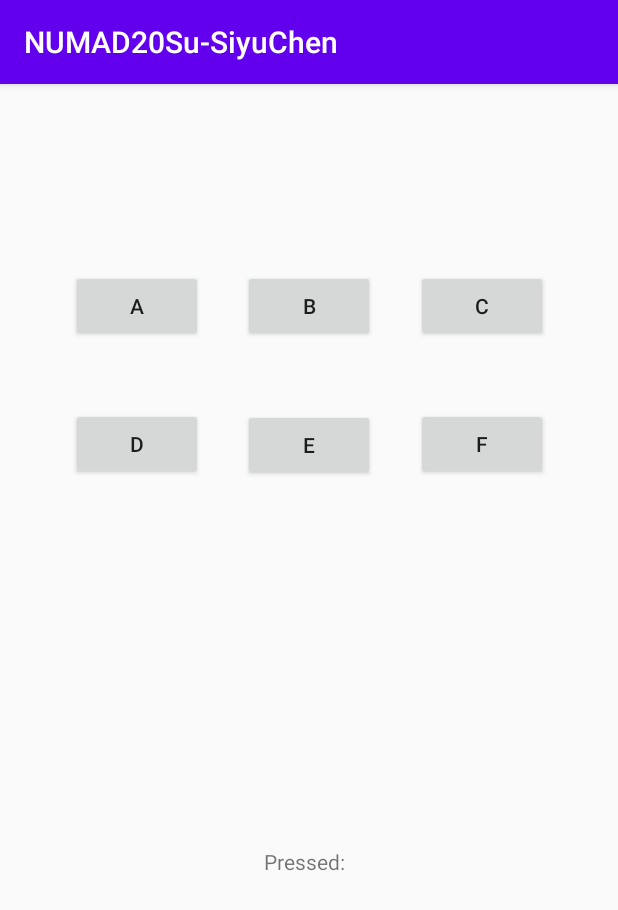
After one commit to syche55/AndroidLearning, an Android app: the PressButtons screen opened directly, with no data from a screen before it, on a phone screen of 412 x 824 dp. The commit adds this screen. Shown: the top 910 px of the screen. Run offline under Robolectric (Android 15) with nearby library versions, the phone set to English and light mode, and no system bars.

Commit message:
Assignment 3, press buttons

```diff
--- a/app/src/main/AndroidManifest.xml
+++ b/app/src/main/AndroidManifest.xml
@@ -9,6 +9,7 @@
         android:roundIcon="@mipmap/ic_launcher_sc_round"
         android:supportsRtl="true"
         android:theme="@style/AppTheme">
+        <activity android:name=".PressButtons" />
         <activity android:name=".MainActivity">
             <intent-filter>
                 <action android:name="android.intent.action.MAIN" />
--- a/app/src/main/java/com/app/numad20su_siyuchen/MainActivity.java
+++ b/app/src/main/java/com/app/numad20su_siyuchen/MainActivity.java
@@ -1,6 +1,8 @@
 package com.app.numad20su_siyuchen;
 
 import androidx.appcompat.app.AppCompatActivity;
+
+import android.content.Intent;
 import android.view.View;
 import android.widget.EditText;
 import android.widget.TextView;
@@ -20,4 +22,9 @@ public class MainActivity extends AppCompatActivity {
         textView.setText(R.string.author_info);
     }
 
+    public void PressButtons(View view) {
+        Intent intent = new Intent(this, PressButtons.class);
+        startActivity(intent);
+    }
+
 }
--- /dev/null
+++ b/app/src/main/java/com/app/numad20su_siyuchen/PressButtons.java
@@ -0,0 +1,76 @@
+package com.app.numad20su_siyuchen;
+
+import androidx.appcompat.app.AppCompatActivity;
+
+import android.os.Bundle;
+import android.view.View;
+import android.widget.Button;
+import android.widget.TextView;
+
+public class PressButtons extends AppCompatActivity implements View.OnClickListener {
+
+    @Override
+    protected void onCreate(Bundle savedInstanceState) {
+        super.onCreate(savedInstanceState);
+        setContentView(R.layout.activity_press_buttons);
+
+        Button A = (Button) findViewById(R.id.buttonA);
+        A.setOnClickListener(this); // calling onClick() method
+        Button B = (Button) findViewById(R.id.buttonB);
+        B.setOnClickListener(this);
+        Button C = (Button) findViewById(R.id.buttonC);
+        C.setOnClickListener(this);
+        Button D = (Button) findViewById(R.id.buttonD);
+        D.setOnClickListener(this);
+        Button E = (Button) findViewById(R.id.buttonE);
+        E.setOnClickListener(this);
+        Button F = (Button) findViewById(R.id.buttonF);
+        F.setOnClickListener(this);
+
+    }
+
+    @Override
+    public void onClick(View v) {
+        // Do something in response to button click
+        TextView statusText = findViewById(R.id.pressedTextView);
+
+        switch (v.getId()) {
+
+            case R.id.buttonA:
+                statusText.setText("Pressed: A");
+                break;
+
+            case R.id.buttonB:
+                statusText.setText("Pressed: B");
+                break;
+
+            case R.id.buttonC:
+                statusText.setText("Pressed: C");
+                break;
+
+            case R.id.buttonD:
+                statusText.setText("Pressed: D");
+                break;
+
+            case R.id.buttonE:
+                statusText.setText("Pressed: E");
+                break;
+
+            case R.id.buttonF:
+                statusText.setText("Pressed: F");
+                break;
+            default:
+                break;
+        }
+
+    }
+
+
+
+
+
+
+
+
+
+    }
--- /dev/null
+++ b/app/src/main/res/layout-land/activity_press_buttons.xml
@@ -0,0 +1,147 @@
+<?xml version="1.0" encoding="utf-8"?>
+<androidx.constraintlayout.widget.ConstraintLayout xmlns:android="http://schemas.android.com/apk/res/android"
+    xmlns:app="http://schemas.android.com/apk/res-auto"
+    xmlns:tools="http://schemas.android.com/tools"
+    android:layout_width="match_parent"
+    android:layout_height="match_parent"
+    tools:context=".PressButtons">
+
+    <Button
+        android:id="@+id/buttonA"
+        android:layout_width="wrap_content"
+        android:layout_height="wrap_content"
+        android:layout_marginStart="20dp"
+        android:layout_marginTop="80dp"
+        android:layout_marginBottom="20dp"
+        android:text="A"
+        app:layout_constraintBottom_toTopOf="@+id/buttonD"
+        app:layout_constraintEnd_toStartOf="@+id/buttonB"
+        app:layout_constraintHorizontal_bias="0.5"
+        app:layout_constraintStart_toStartOf="parent"
+        app:layout_constraintTop_toTopOf="parent"
+        app:layout_constraintVertical_bias="0.721" />
+
+    <Button
+        android:id="@+id/buttonB"
+        android:layout_width="wrap_content"
+        android:layout_height="wrap_content"
+        android:layout_marginTop="80dp"
+        android:layout_marginBottom="20dp"
+        android:text="B"
+        app:layout_constraintBottom_toTopOf="@+id/buttonE"
+        app:layout_constraintEnd_toStartOf="@+id/buttonC"
+        app:layout_constraintHorizontal_bias="0.5"
+        app:layout_constraintStart_toEndOf="@+id/buttonA"
+        app:layout_constraintTop_toTopOf="parent"
+        app:layout_constraintVertical_bias="0.647" />
+
+    <Button
+        android:id="@+id/buttonC"
+        android:layout_width="wrap_content"
+        android:layout_height="wrap_content"
+        android:layout_marginTop="80dp"
+        android:layout_marginEnd="20dp"
+        android:layout_marginBottom="20dp"
+        android:text="C"
+        app:layout_constraintBottom_toTopOf="@+id/buttonF"
+        app:layout_constraintEnd_toEndOf="parent"
+        app:layout_constraintHorizontal_bias="0.5"
+        app:layout_constraintStart_toEndOf="@+id/buttonB"
+        app:layout_constraintTop_toTopOf="parent"
+        app:layout_constraintVertical_bias="0.673" />
+
+    <Button
+        android:id="@+id/buttonD"
+        android:layout_width="wrap_content"
+        android:layout_height="wrap_content"
+        android:layout_marginStart="20dp"
+        android:layout_marginBottom="200dp"
+        android:text="D"
+        app:layout_constraintBottom_toBottomOf="parent"
+        app:layout_constraintEnd_toStartOf="@+id/buttonE"
+        app:layout_constraintHorizontal_bias="0.5"
+        app:layout_constraintStart_toStartOf="parent"
+        app:layout_constraintTop_toBottomOf="@+id/buttonA" />
+
+    <Button
+        android:id="@+id/buttonE"
+        android:layout_width="wrap_content"
+        android:layout_height="wrap_content"
+        android:layout_marginBottom="100dp"
+        android:text="E"
+        app:layout_constraintBottom_toTopOf="@+id/pressedTextView"
+        app:layout_constraintEnd_toStartOf="@+id/buttonF"
+        app:layout_constraintHorizontal_bias="0.5"
+        app:layout_constraintStart_toEndOf="@+id/buttonD"
+        app:layout_constraintTop_toBottomOf="@+id/buttonB" />
+
+    <Button
+        android:id="@+id/buttonF"
+        android:layout_width="wrap_content"
+        android:layout_height="wrap_content"
+        android:layout_marginEnd="20dp"
+        android:layout_marginBottom="200dp"
+        android:text="F"
+        app:layout_constraintBottom_toBottomOf="parent"
+        app:layout_constraintEnd_toEndOf="parent"
+        app:layout_constraintHorizontal_bias="0.5"
+        app:layout_constraintStart_toEndOf="@+id/buttonE"
+        app:layout_constraintTop_toBottomOf="@+id/buttonC" />
+
+    <TextView
+        android:id="@+id/pressedTextView"
+        android:layout_width="wrap_content"
+        android:layout_height="wrap_content"
+        android:layout_marginBottom="80dp"
+        android:text="Pressed:  "
+        app:layout_constraintBottom_toBottomOf="parent"
+        app:layout_constraintEnd_toEndOf="parent"
+        app:layout_constraintStart_toStartOf="parent" />
+
+    <androidx.constraintlayout.widget.Guideline
+        android:id="@+id/guideline"
+        android:layout_width="wrap_content"
+        android:layout_height="wrap_content"
+        android:orientation="horizontal"
+        app:layout_constraintGuide_begin="180dp" />
+
+    <androidx.constraintlayout.widget.Guideline
+        android:id="@+id/guideline2"
+        android:layout_width="wrap_content"
+        android:layout_height="wrap_content"
+        android:orientation="horizontal"
+        app:layout_constraintGuide_begin="116dp" />
+
+    <androidx.constraintlayout.widget.Guideline
+        android:id="@+id/guideline3"
+        android:layout_width="wrap_content"
+        android:layout_height="wrap_content"
+        android:orientation="vertical"
+        app:layout_constraintGuide_begin="171dp" />
+
+    <androidx.constraintlayout.widget.Guideline
+        android:id="@+id/guideline4"
+        android:layout_width="wrap_content"
+        android:layout_height="wrap_content"
+        android:orientation="vertical"
+        app:layout_constraintGuide_percent="0.500684" />
+
+    <androidx.constraintlayout.widget.Barrier
+        android:id="@+id/barrier"
+        android:layout_width="wrap_content"
+        android:layout_height="wrap_content"
+        app:barrierDirection="left" />
+
+    <androidx.constraintlayout.widget.Guideline
+        android:id="@+id/guideline5"
+        android:layout_width="wrap_content"
+        android:layout_height="wrap_content"
+        android:orientation="vertical"
+        app:layout_constraintBottom_toBottomOf="parent"
+        app:layout_constraintEnd_toEndOf="parent"
+        app:layout_constraintGuide_end="171dp"
+        app:layout_constraintHorizontal_bias="0.5"
+        app:layout_constraintStart_toStartOf="parent"
+        app:layout_constraintTop_toTopOf="parent" />
+
+</androidx.constraintlayout.widget.ConstraintLayout>
--- a/app/src/main/res/layout/activity_main.xml
+++ b/app/src/main/res/layout/activity_main.xml
@@ -10,10 +10,11 @@
         android:id="@+id/textView"
         android:layout_width="wrap_content"
         android:layout_height="wrap_content"
+        android:layout_marginTop="148dp"
         android:text="Hello World!"
-        app:layout_constraintBottom_toBottomOf="parent"
-        app:layout_constraintLeft_toLeftOf="parent"
-        app:layout_constraintRight_toRightOf="parent"
+        app:layout_constraintEnd_toEndOf="parent"
+        app:layout_constraintHorizontal_bias="0.482"
+        app:layout_constraintStart_toStartOf="parent"
         app:layout_constraintTop_toTopOf="parent" />
 
     <Button
@@ -21,10 +22,24 @@
         android:layout_width="wrap_content"
         android:layout_height="wrap_content"
         android:layout_marginTop="74dp"
+        android:layout_marginBottom="50dp"
         android:onClick="showAuthorInfo"
         android:text="@string/about_string"
         app:layout_constraintEnd_toEndOf="parent"
+        app:layout_constraintHorizontal_bias="0.498"
         app:layout_constraintStart_toStartOf="parent"
-        app:layout_constraintTop_toBottomOf="@+id/textView" />
+        app:layout_constraintTop_toBottomOf="@+id/textView"
+        app:layout_constraintVertical_bias="0.0" />
+
+    <Button
+        android:id="@+id/button2"
+        android:layout_width="wrap_content"
+        android:layout_height="wrap_content"
+        android:layout_marginTop="50dp"
+        android:onClick="PressButtons"
+        android:text="AssignmentThree"
+        app:layout_constraintEnd_toEndOf="parent"
+        app:layout_constraintStart_toStartOf="parent"
+        app:layout_constraintTop_toBottomOf="@+id/button" />
 
 </androidx.constraintlayout.widget.ConstraintLayout>
--- /dev/null
+++ b/app/src/main/res/layout/activity_press_buttons.xml
@@ -0,0 +1,134 @@
+<?xml version="1.0" encoding="utf-8"?>
+<androidx.constraintlayout.widget.ConstraintLayout xmlns:android="http://schemas.android.com/apk/res/android"
+    xmlns:app="http://schemas.android.com/apk/res-auto"
+    xmlns:tools="http://schemas.android.com/tools"
+    android:layout_width="match_parent"
+    android:layout_height="match_parent"
+    tools:context=".PressButtons">
+
+    <Button
+        android:id="@+id/buttonA"
+        android:layout_width="wrap_content"
+        android:layout_height="wrap_content"
+        android:layout_marginStart="20dp"
+        android:layout_marginTop="80dp"
+        android:text="A"
+        app:layout_constraintBottom_toTopOf="@+id/buttonD"
+        app:layout_constraintEnd_toStartOf="@+id/buttonB"
+        app:layout_constraintHorizontal_bias="0.5"
+        app:layout_constraintStart_toStartOf="parent"
+        app:layout_constraintTop_toTopOf="parent"
+        app:layout_constraintVertical_bias="0.721" />
+
+    <Button
+        android:id="@+id/buttonB"
+        android:layout_width="wrap_content"
+        android:layout_height="wrap_content"
+        android:layout_marginTop="80dp"
+        android:text="B"
+        app:layout_constraintBottom_toTopOf="@+id/buttonE"
+        app:layout_constraintEnd_toStartOf="@+id/buttonC"
+        app:layout_constraintHorizontal_bias="0.5"
+        app:layout_constraintStart_toEndOf="@+id/buttonA"
+
+        app:layout_constraintTop_toTopOf="parent" />
+
+    <Button
+        android:id="@+id/buttonC"
+        android:layout_width="wrap_content"
+        android:layout_height="wrap_content"
+        android:layout_marginTop="80dp"
+        android:layout_marginEnd="20dp"
+        android:text="C"
+        app:layout_constraintBottom_toTopOf="@+id/buttonF"
+        app:layout_constraintEnd_toEndOf="parent"
+        app:layout_constraintHorizontal_bias="0.5"
+        app:layout_constraintStart_toEndOf="@+id/buttonB"
+        app:layout_constraintTop_toTopOf="parent"
+        app:layout_constraintVertical_bias="0.673" />
+
+    <Button
+        android:id="@+id/buttonD"
+        android:layout_width="wrap_content"
+        android:layout_height="wrap_content"
+        android:layout_marginStart="20dp"
+        android:layout_marginBottom="460dp"
+        android:text="D"
+        app:layout_constraintBottom_toBottomOf="parent"
+        app:layout_constraintEnd_toStartOf="@+id/buttonE"
+        app:layout_constraintHorizontal_bias="0.5"
+        app:layout_constraintStart_toStartOf="parent"
+        app:layout_constraintTop_toBottomOf="@+id/buttonA" />
+
+    <Button
+        android:id="@+id/buttonE"
+        android:layout_width="wrap_content"
+        android:layout_height="wrap_content"
+        android:layout_marginBottom="200dp"
+        android:text="E"
+        app:layout_constraintBottom_toTopOf="@+id/pressedTextView"
+        app:layout_constraintEnd_toStartOf="@+id/buttonF"
+        app:layout_constraintHorizontal_bias="0.5"
+        app:layout_constraintStart_toEndOf="@+id/buttonD"
+        app:layout_constraintTop_toBottomOf="@+id/buttonB" />
+
+    <Button
+        android:id="@+id/buttonF"
+        android:layout_width="wrap_content"
+        android:layout_height="wrap_content"
+        android:layout_marginEnd="20dp"
+        android:layout_marginBottom="460dp"
+        android:text="F"
+        app:layout_constraintBottom_toBottomOf="parent"
+        app:layout_constraintEnd_toEndOf="parent"
+        app:layout_constraintHorizontal_bias="0.5"
+        app:layout_constraintStart_toEndOf="@+id/buttonE"
+        app:layout_constraintTop_toBottomOf="@+id/buttonC" />
+
+    <TextView
+        android:id="@+id/pressedTextView"
+        android:layout_width="wrap_content"
+        android:layout_height="wrap_content"
+        android:layout_marginBottom="240dp"
+        android:text="Pressed:  "
+        app:layout_constraintBottom_toBottomOf="parent"
+        app:layout_constraintEnd_toEndOf="parent"
+        app:layout_constraintStart_toStartOf="parent" />
+
+    app:layout_constraintEnd_toEndOf="parent"
+    app:layout_constraintStart_toStartOf="parent" />
+
+    <androidx.constraintlayout.widget.Group
+        android:id="@+id/group"
+        android:layout_width="wrap_content"
+        android:layout_height="wrap_content"
+        app:layout_constraintBottom_toBottomOf="parent"
+        app:layout_constraintEnd_toEndOf="parent"
+        app:layout_constraintHorizontal_bias="0.5"
+        app:layout_constraintStart_toStartOf="parent"
+        app:layout_constraintTop_toTopOf="parent" />
+
+    <androidx.constraintlayout.widget.Guideline
+        android:id="@+id/guideline6"
+        android:layout_width="wrap_content"
+        android:layout_height="wrap_content"
+        android:orientation="horizontal"
+        app:layout_constraintBottom_toBottomOf="parent"
+        app:layout_constraintEnd_toEndOf="parent"
+        app:layout_constraintGuide_begin="138dp"
+        app:layout_constraintHorizontal_bias="0.5"
+        app:layout_constraintStart_toStartOf="parent"
+        app:layout_constraintTop_toTopOf="parent" />
+
+    <androidx.constraintlayout.widget.Guideline
+        android:id="@+id/guideline7"
+        android:layout_width="wrap_content"
+        android:layout_height="wrap_content"
+        android:orientation="horizontal"
+        app:layout_constraintBottom_toBottomOf="parent"
+        app:layout_constraintEnd_toEndOf="parent"
+        app:layout_constraintGuide_end="518dp"
+        app:layout_constraintHorizontal_bias="0.5"
+        app:layout_constraintStart_toStartOf="parent"
+        app:layout_constraintTop_toTopOf="parent" />
+</androidx.constraintlayout.widget.ConstraintLayout>
```
